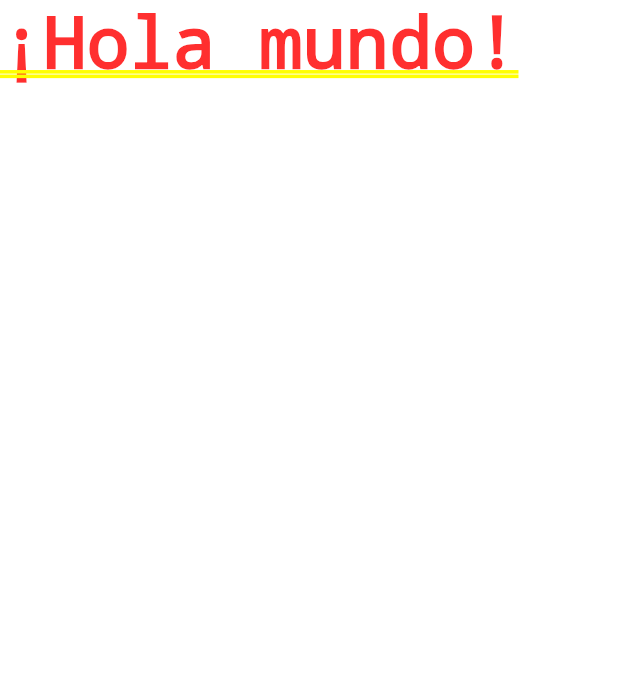
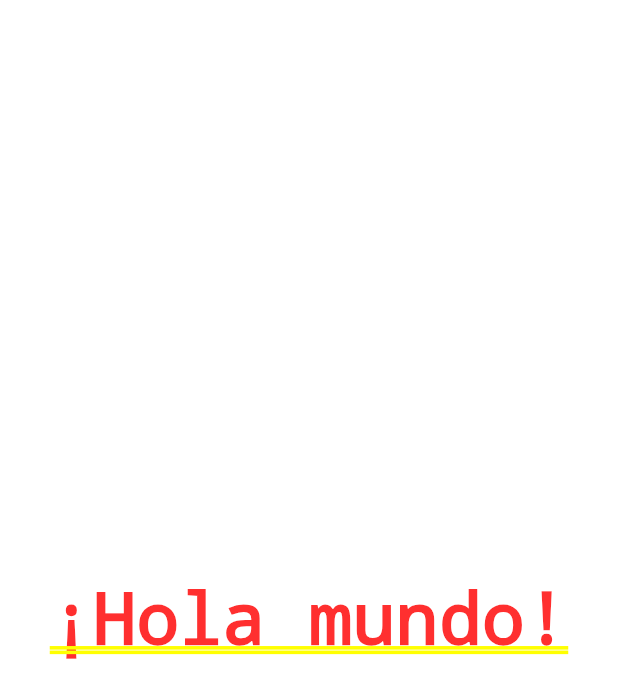
Before and after one commit to Tikiva/Flutter, a Flutter app: the screen it shows after launch, on a phone screen of 412 x 824 dp. Shown: the top 698 px of the screen. Run offline on Flutter 3.47's test engine with Material 2 defaults, Android fonts, the phone set to English and light mode, and no system bars.

Commit message:
FLUTTER-COUNTER-002 Agrega un widget hijo

```diff
--- a/lib/main.dart
+++ b/lib/main.dart
@@ -1,17 +1,16 @@
 import 'package:flutter/material.dart';
 
-void main(){
-  runApp( MyApp());
+void main() {
+  runApp(MyApp());
 }
 
-class MyApp extends StatelessWidget{
+class MyApp extends StatelessWidget {
   @override
   Widget build(BuildContext context) {
     return MaterialApp(
-        home: Text('¡Hola mundo!'),
+      home: Center(child: Text('¡Hola mundo!')),
     );
     // TODO: implement build
     throw UnimplementedError();
   }
-
 }
```
